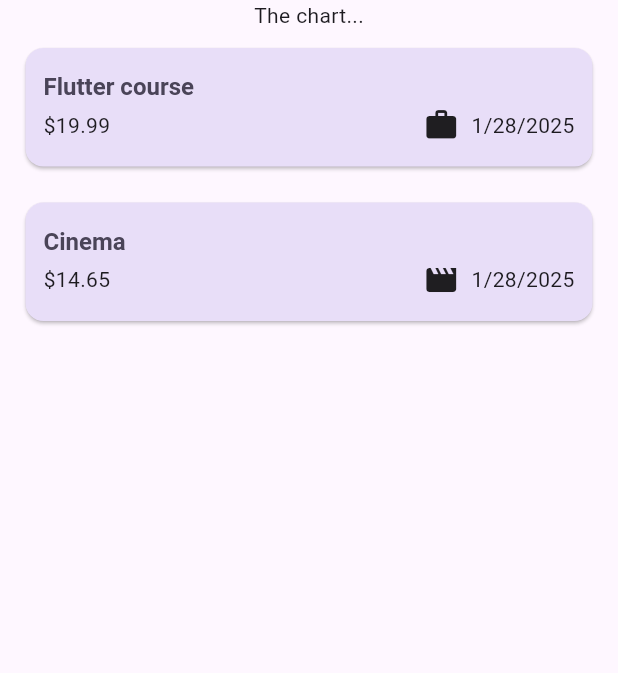
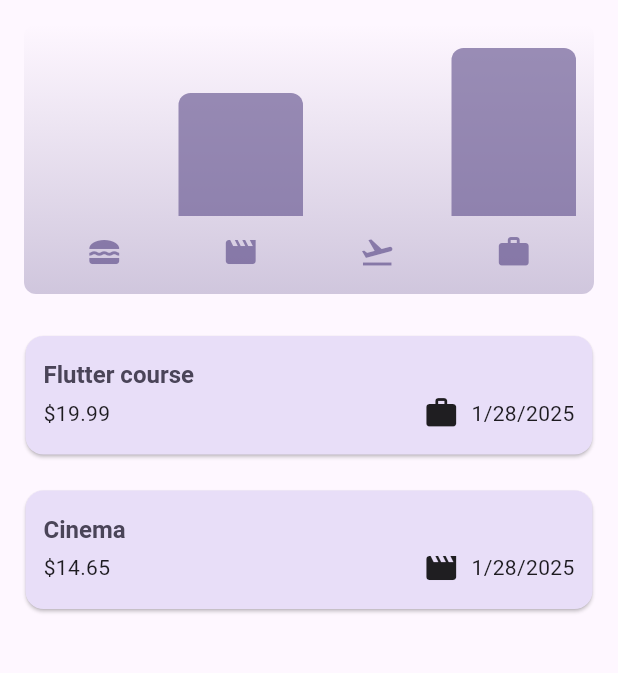
Before and after one commit to BigSteveAbdulmex/Expense-Tracker-App, a Flutter app: the screen it shows after launch, on a phone screen of 412 x 824 dp, the part 84-757 px from its top. Run offline on Flutter 3.47's test engine with Material 3 defaults, Android fonts, the phone set to English and light mode, and no system bars.

Commit message:
Updated the expenses file

```diff
--- a/lib/widgets/expenses.dart
+++ b/lib/widgets/expenses.dart
@@ -1,6 +1,7 @@
-import 'package:expense_tracker/widgets/new_expence.dart';
 import 'package:flutter/material.dart';
 
+import 'package:expense_tracker/widgets/new_expence.dart';
+import 'package:expense_tracker/widgets/chart/chart.dart';
 import 'package:expense_tracker/widgets/expenses_list/expenses_list.dart';
 import 'package:expense_tracker/models/expense.dart';
 
@@ -90,7 +91,7 @@ class _ExpensesState extends State<Expenses> {
       ),
       body: Column(
         children: [
-          const Text('The chart...'),
+          Chart(expenses: _registeredExpenses),
           Expanded(
             child: mainContent,
           ),
```
